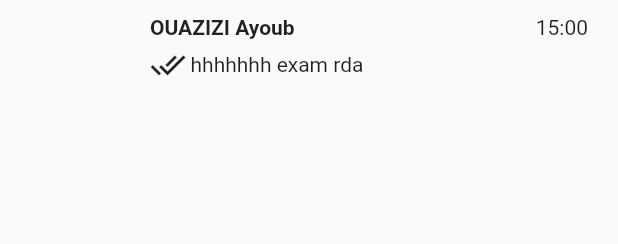
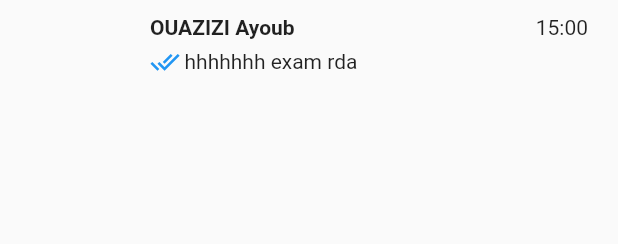
Before and after one commit to AyoubOuazizi/chatApp, a Flutter app: what buildMsgItem() shows on an empty page, opened directly, on a phone screen of 412 x 824 dp. Shown: the top 244 px of the screen. Run offline on Flutter 3.47's test engine with Material 2 defaults, Android fonts, the phone set to English and light mode, and no system bars; network calls fail.

Commit message:
NavigationV2

```diff
--- a/chat_app/lib/layout/home_layout.dart
+++ b/chat_app/lib/layout/home_layout.dart
@@ -71,12 +71,12 @@ class _HomeScreenState extends State<HomeScreen> {
           ),
         ],
       ),
-      floatingActionButton: FloatingActionButton(
+      floatingActionButton: (currentIndex==0)? FloatingActionButton(
         onPressed: () {},
         child: Icon(
-          (currentIndex==1)? Icons.add_ic_call:Icons.message,
+          Icons.add,
         ),
-      ),
+      ) : null,
       body: screens[currentIndex],
     );
   }
--- a/chat_app/lib/shared/components/components.dart
+++ b/chat_app/lib/shared/components/components.dart
@@ -53,6 +53,8 @@ Widget buildMsgItem() => Padding(
               children: [
                 Icon(
                   Icons.done_all,
+                  color: Colors.blue,
+                  size: 20.0,
                 ),
                 SizedBox(
                   width: 3.0,
```
